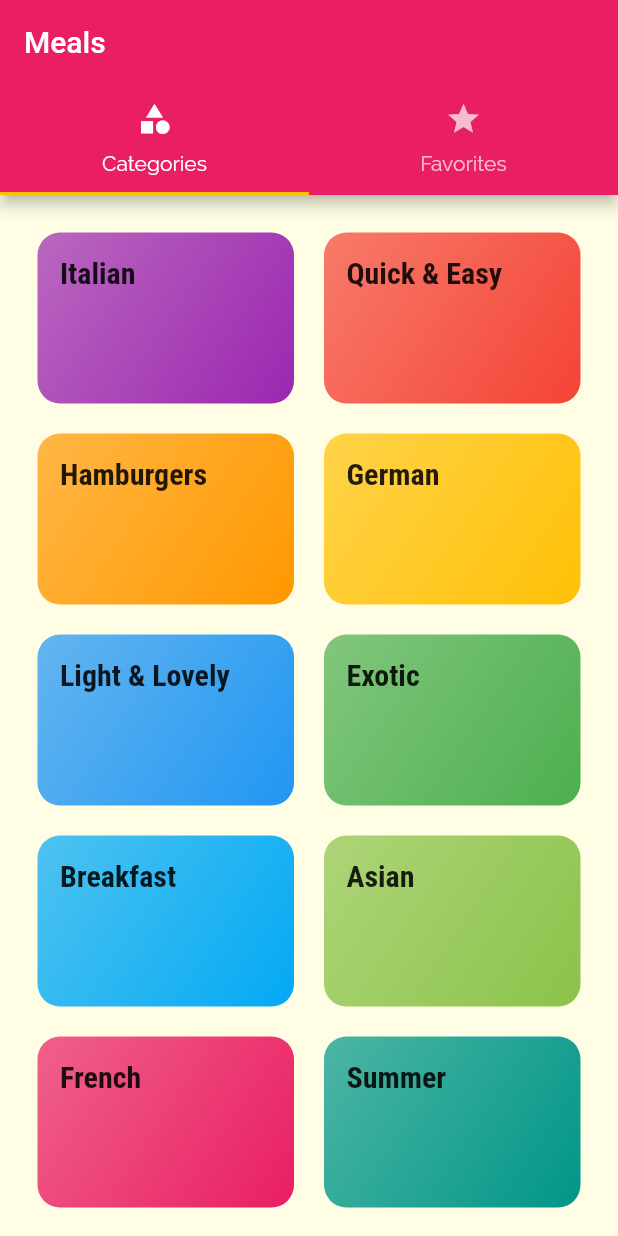
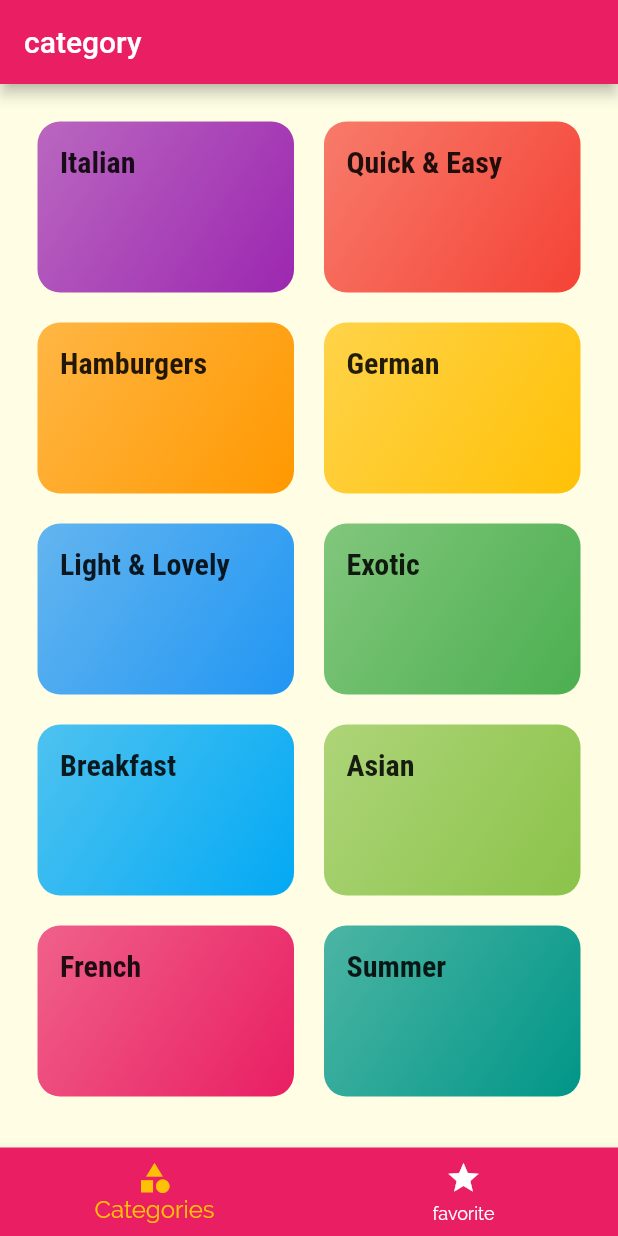
Before and after one commit to murillo0824/flutter_DeliMeal, a Flutter app: the screen it shows after launch, on a phone screen of 412 x 824 dp. Run offline on Flutter 3.47's test engine with Material 2 defaults, Android fonts, the phone set to English and light mode, and no system bars.

Commit message:
add: tab page to the app

```diff
--- a/lib/screens/tabs_screen.dart
+++ b/lib/screens/tabs_screen.dart
@@ -10,34 +10,45 @@
 }
 
 class _TabsScreenState extends State<TabsScreen> {
+  final List<Map<String, Object>> _pages = [
+    {'page': CategoriesScreen(), 'title': 'category'},
+    {'page': FavoriteScreen(), 'title': 'favorite'}
+  ];
+  int _selectedPageIndex = 0;
+  void _selectPage(int index) {
+    setState(() {
+      _selectedPageIndex = index;
+    });
+  }
+
   @override
   Widget build(BuildContext context) {
-    return DefaultTabController(
-      length: 2,
-      child: Scaffold(
-        appBar: AppBar(
-          title: const Text('Meals'),
-          bottom: const TabBar(
-            tabs: [
-              Tab(
-                icon: Icon(
-                  Icons.category,
-                ),
-                text: 'Categories',
-              ),
-              Tab(
-                icon: Icon(Icons.star),
-                text: 'Favorites',
-              ),
-            ],
+    return Scaffold(
+      appBar: AppBar(
+        title: Text(_pages[_selectedPageIndex]['title'] as String),
+      ),
+      body: _pages[_selectedPageIndex]['page'] as Widget,
+      bottomNavigationBar: BottomNavigationBar(
+        onTap: _selectPage,
+        backgroundColor: Theme.of(context).colorScheme.primary,
+        unselectedItemColor: Colors.white,
+        selectedItemColor: Theme.of(context).colorScheme.secondary,
+        currentIndex: _selectedPageIndex,
+        selectedFontSize: 16,
+        unselectedFontSize: 12,
+        // type: BottomNavigationBarType.shifting,
+        items: [
+          BottomNavigationBarItem(
+            backgroundColor: Theme.of(context).colorScheme.primary,
+            icon: const Icon(Icons.category),
+            label: 'Categories',
           ),
-        ),
-        body: const TabBarView(
-          children: [
-            CategoriesScreen(),
-            FavoriteScreen(),
-          ],
-        ),
+          BottomNavigationBarItem(
+            backgroundColor: Theme.of(context).colorScheme.primary,
+            icon: const Icon(Icons.star),
+            label: 'favorite',
+          ),
+        ],
       ),
     );
   }
```
